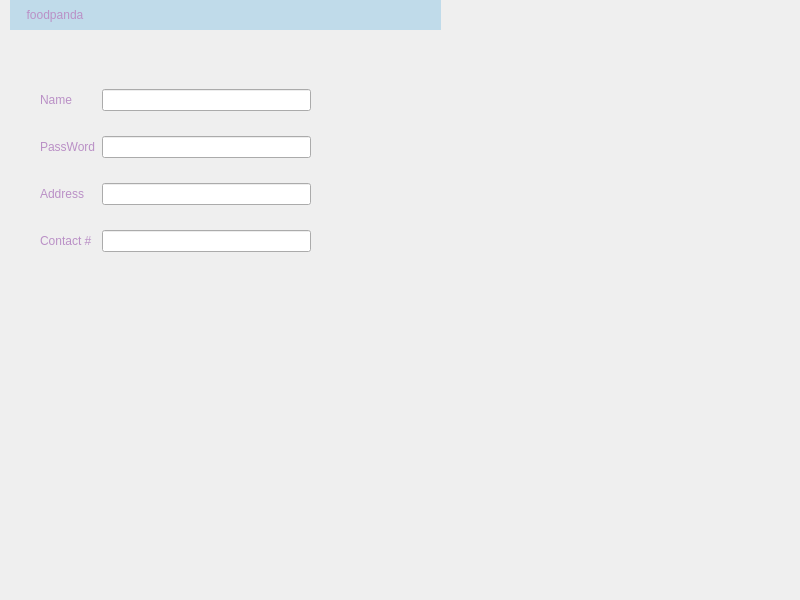
Above: views/SignUp.ui from AbdulRehman7590/DSA_FinalProject before the change. Below: the same form after it.
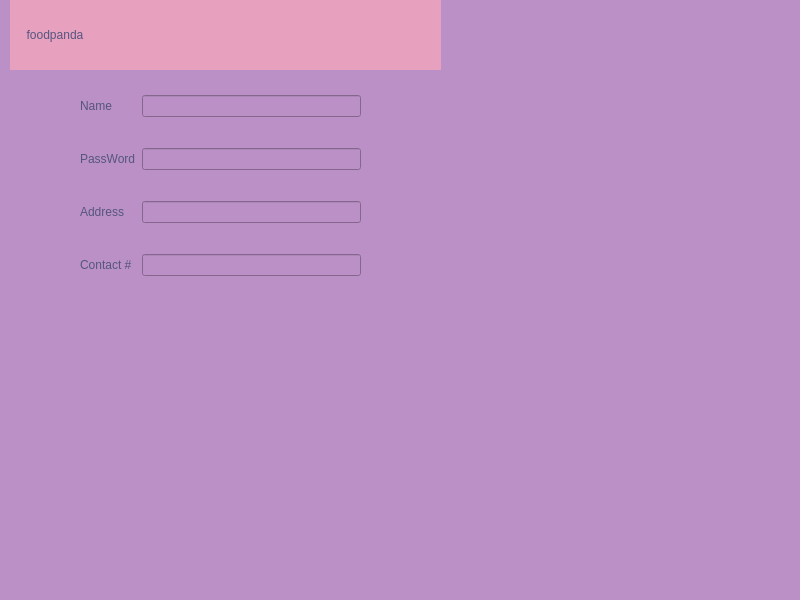
That is the form after the change. Icons and pictures are not drawn.

Commit message: SignUp Page Changed

```diff
--- a/views/SignUp.ui
+++ b/views/SignUp.ui
@@ -14,7 +14,8 @@
    <string>MainWindow</string>
   </property>
   <property name="styleSheet">
-   <string notr="true">border-color: rgb(186, 144, 198);</string>
+   <string notr="true">border-color: rgb(186, 144, 198);
+background-color: rgb(186, 144, 198);</string>
   </property>
   <widget class="QWidget" name="centralwidget">
    <widget class="QLabel" name="label">
@@ -23,7 +24,7 @@
       <x>10</x>
       <y>-1</y>
       <width>431</width>
-      <height>31</height>
+      <height>71</height>
      </rect>
     </property>
     <property name="maximumSize">
@@ -33,11 +34,11 @@
      </size>
     </property>
     <property name="styleSheet">
-     <string notr="true">background-color: rgb(192, 219, 234);
-font: 16pt &quot;MS Shell Dlg 2&quot;;
-font: 75 16pt &quot;MS Shell Dlg 2&quot;;
-color: rgb(186, 144, 198);
-font: 20pt &quot;Perpetua&quot;;</string>
+     <string notr="true">
+font: 75 italic 25pt &quot;Sitka&quot;;
+color: rgb(85, 85, 127);
+background-color: rgb(232, 160, 191);
+</string>
     </property>
     <property name="text">
      <string>     foodpanda</string>
@@ -46,10 +47,10 @@
    <widget class="QWidget" name="gridLayoutWidget">
     <property name="geometry">
      <rect>
-      <x>40</x>
+      <x>80</x>
       <y>70</y>
-      <width>271</width>
-      <height>201</height>
+      <width>281</width>
+      <height>231</height>
      </rect>
     </property>
     <layout class="QGridLayout" name="gridLayout">
@@ -59,7 +60,9 @@
      <item row="0" column="1">
       <widget class="QLabel" name="label_2">
        <property name="styleSheet">
-        <string notr="true">color: rgb(186, 144, 198);
+        <string notr="true">font: 75 10pt &quot;MS Shell Dlg 2&quot;;
+font: 75 10pt &quot;MS Shell Dlg 2&quot;;
+color: rgb(85, 85, 127);
 font: 15pt &quot;Perpetua&quot;;</string>
        </property>
        <property name="text">
@@ -78,7 +81,8 @@
      <item row="1" column="1">
       <widget class="QLabel" name="label_3">
        <property name="styleSheet">
-        <string notr="true">color: rgb(186, 144, 198);
+        <string notr="true">color: rgb(85, 85, 127);
+font: 75 10pt &quot;MS Shell Dlg 2&quot;;
 font: 15pt &quot;Perpetua&quot;;</string>
        </property>
        <property name="text">
@@ -110,21 +114,11 @@
        </property>
       </widget>
      </item>
-     <item row="2" column="1">
-      <widget class="QLabel" name="label_4">
-       <property name="styleSheet">
-        <string notr="true">color: rgb(186, 144, 198);
-font: 15pt &quot;Perpetua&quot;;</string>
-       </property>
-       <property name="text">
-        <string>Address</string>
-       </property>
-      </widget>
-     </item>
      <item row="3" column="1">
       <widget class="QLabel" name="label_5">
        <property name="styleSheet">
-        <string notr="true">color: rgb(186, 144, 198);
+        <string notr="true">color: rgb(85, 85, 127);
+font: 75 10pt &quot;MS Shell Dlg 2&quot;;
 font: 15pt &quot;Perpetua&quot;;</string>
        </property>
        <property name="text">
@@ -132,8 +126,40 @@
        </property>
       </widget>
      </item>
+     <item row="2" column="1">
+      <widget class="QLabel" name="label_4">
+       <property name="styleSheet">
+        <string notr="true">color: rgb(186, 144, 198);
+font: 75 10pt &quot;MS Shell Dlg 2&quot;;
+color: rgb(85, 85, 127);
+font: 15pt &quot;Perpetua&quot;;</string>
+       </property>
+       <property name="text">
+        <string>Address</string>
+       </property>
+      </widget>
+     </item>
     </layout>
    </widget>
+   <widget class="QLabel" name="label_6">
+    <property name="geometry">
+     <rect>
+      <x>20</x>
+      <y>325</y>
+      <width>461</width>
+      <height>241</height>
+     </rect>
+    </property>
+    <property name="text">
+     <string/>
+    </property>
+    <property name="pixmap">
+     <pixmap>C:/Users/Laptop Hubs/Downloads/image-removebg-preview.png</pixmap>
+    </property>
+    <property name="scaledContents">
+     <bool>true</bool>
+    </property>
+   </widget>
   </widget>
   <widget class="QMenuBar" name="menubar">
    <property name="geometry">
```
The commit also changes 1 other file.
